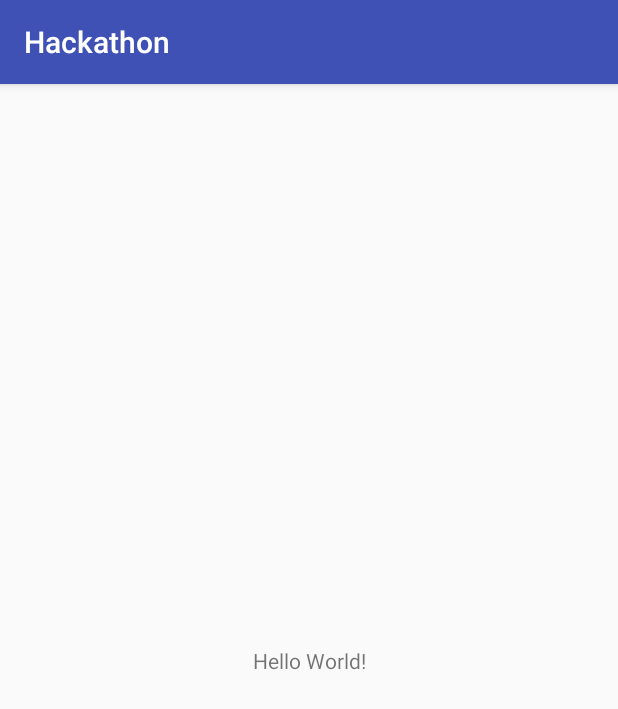
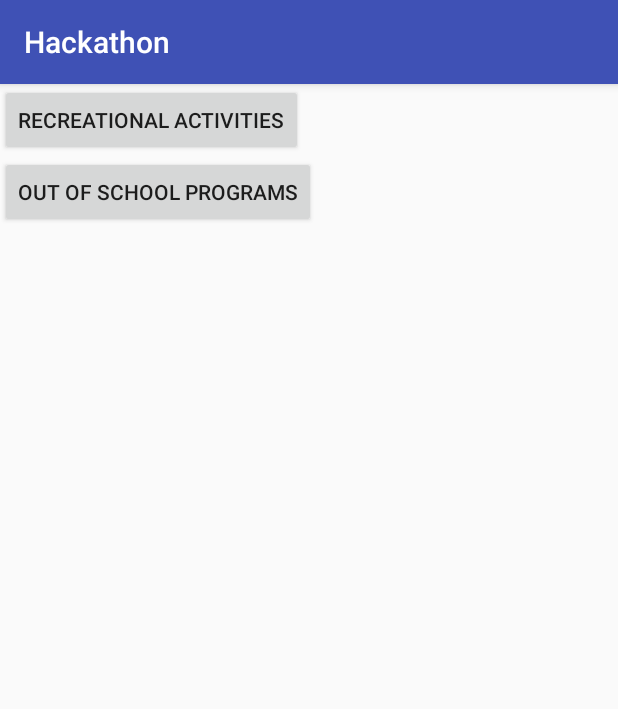
Before and after one commit to mrahimov/Hackathon, an Android app: the screen it shows after launch (MainActivity), on a phone screen of 412 x 824 dp. Shown: the top 709 px of the screen. Run offline under Robolectric (Android 15) with nearby library versions, the phone set to English and light mode, and no system bars.

Commit message:
2 activities created

```diff
--- a/app/src/main/AndroidManifest.xml
+++ b/app/src/main/AndroidManifest.xml
@@ -11,11 +11,13 @@
         android:theme="@style/AppTheme">
         <activity android:name=".MainActivity">
             <intent-filter>
-                <action android:name="android.intent.action.MAIN"/>
+                <action android:name="android.intent.action.MAIN" />
 
-                <category android:name="android.intent.category.LAUNCHER"/>
+                <category android:name="android.intent.category.LAUNCHER" />
             </intent-filter>
         </activity>
+        <activity android:name=".RecreationalActivity" />
+        <activity android:name=".OutOfSchoolProgramsActivity"></activity>
     </application>
 
 </manifest>
--- a/app/src/main/java/com/example/murodjonrahimov/hackathon/MainActivity.java
+++ b/app/src/main/java/com/example/murodjonrahimov/hackathon/MainActivity.java
@@ -1,7 +1,10 @@
 package com.example.murodjonrahimov.hackathon;
 
+import android.content.Intent;
 import android.support.v7.app.AppCompatActivity;
 import android.os.Bundle;
+import android.view.View;
+import android.widget.Button;
 
 public class MainActivity extends AppCompatActivity {
 
@@ -9,5 +12,28 @@ public class MainActivity extends AppCompatActivity {
   protected void onCreate(Bundle savedInstanceState) {
     super.onCreate(savedInstanceState);
     setContentView(R.layout.activity_main);
+
+    Button recreationButton = findViewById(R.id.recreation_button);
+    Button programsButton = findViewById(R.id.programs_button);
+
+    recreationButton.setOnClickListener(new View.OnClickListener() {
+      @Override
+      public void onClick(View v) {
+
+        Intent intent = new Intent(MainActivity.this, RecreationalActivity.class);
+        startActivity(intent);
+
+      }
+    });
+
+    programsButton.setOnClickListener(new View.OnClickListener() {
+      @Override
+      public void onClick(View v) {
+
+        Intent intent = new Intent(MainActivity.this, OutOfSchoolProgramsActivity.class);
+        startActivity(intent);
+
+      }
+    });
   }
 }
--- a/app/src/main/res/layout/activity_main.xml
+++ b/app/src/main/res/layout/activity_main.xml
@@ -1,19 +1,23 @@
 <?xml version="1.0" encoding="utf-8"?>
-<android.support.constraint.ConstraintLayout
+<LinearLayout
   xmlns:android="http://schemas.android.com/apk/res/android"
   xmlns:app="http://schemas.android.com/apk/res-auto"
   xmlns:tools="http://schemas.android.com/tools"
   android:layout_width="match_parent"
   android:layout_height="match_parent"
+    android:orientation="vertical"
   tools:context="com.example.murodjonrahimov.hackathon.MainActivity">
 
-    <TextView
+    <Button
+        android:id="@+id/recreation_button"
       android:layout_width="wrap_content"
       android:layout_height="wrap_content"
-      android:text="Hello World!"
-      app:layout_constraintBottom_toBottomOf="parent"
-      app:layout_constraintLeft_toLeftOf="parent"
-      app:layout_constraintRight_toRightOf="parent"
-      app:layout_constraintTop_toTopOf="parent"/>
+      android:text="Recreational activities"/>
 
-</android.support.constraint.ConstraintLayout>
+    <Button
+        android:id="@+id/programs_button"
+        android:layout_width="wrap_content"
+        android:layout_height="wrap_content"
+        android:text="Out of school programs" />
+
+</LinearLayout>
```
Also changed, not shown: app/src/main/java/com/example/murodjonrahimov/hackathon/OutOfSchoolProgramsActivity.java (added, +13 -0 lines), app/src/main/java/com/example/murodjonrahimov/hackathon/RecreationalActivity.java (added, +13 -0 lines), app/src/main/res/layout/activity_out_of_school_programs.xml (added, +9 -0 lines), app/src/main/res/layout/activity_recreational.xml (added, +9 -0 lines). Lines whose indentation alone changed are shown as unchanged.
